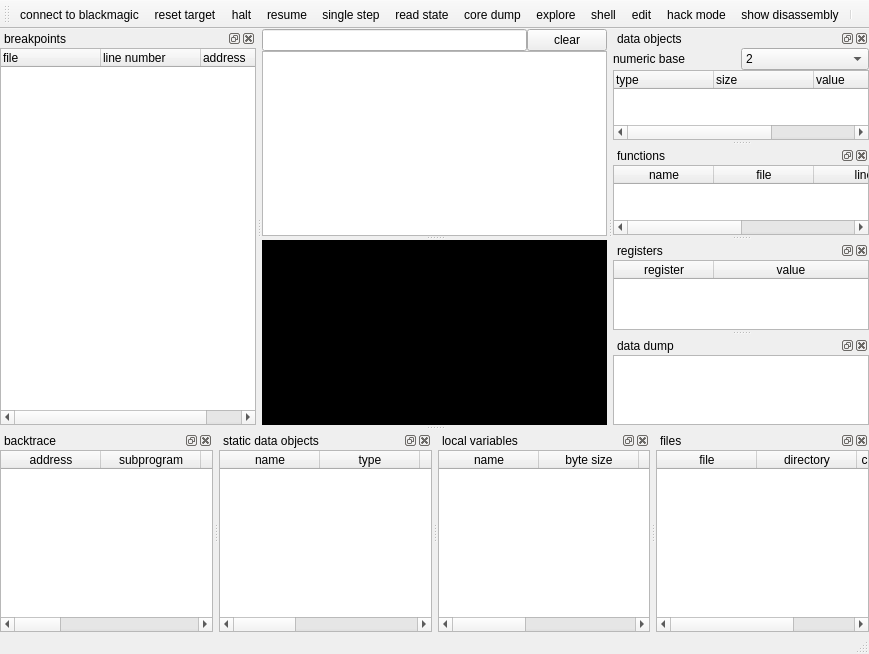
The window that mainwindow.ui (stoyan-shopov/troll) describes before a commit, drawn with Qt 5.
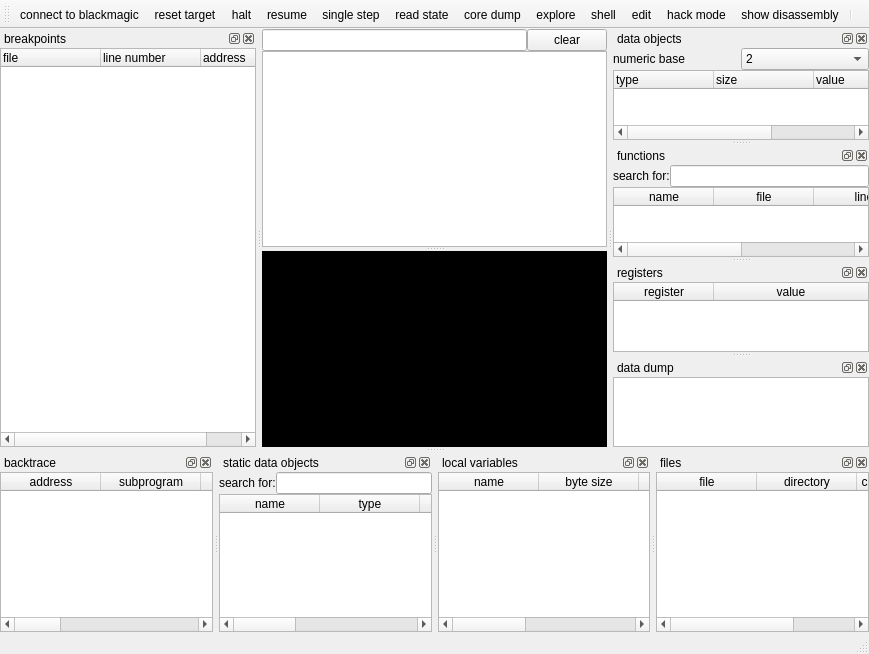
The same window after the commit.

Commit message: user interface enhancements

```diff
--- a/mainwindow.ui
+++ b/mainwindow.ui
@@ -289,6 +289,23 @@
      <property name="bottomMargin">
       <number>0</number>
      </property>
+     <item>
+      <layout class="QHBoxLayout" name="horizontalLayout_3">
+       <property name="spacing">
+        <number>0</number>
+       </property>
+       <item>
+        <widget class="QLabel" name="label_2">
+         <property name="text">
+          <string>search for:</string>
+         </property>
+        </widget>
+       </item>
+       <item>
+        <widget class="QLineEdit" name="lineEditStaticDataObjects"/>
+       </item>
+      </layout>
+     </item>
      <item>
       <widget class="QTableWidget" name="tableWidgetStaticDataObjects">
        <property name="alternatingRowColors">
@@ -362,6 +379,23 @@
      <property name="bottomMargin">
       <number>0</number>
      </property>
+     <item>
+      <layout class="QHBoxLayout" name="horizontalLayout_4">
+       <property name="spacing">
+        <number>0</number>
+       </property>
+       <item>
+        <widget class="QLabel" name="label_3">
+         <property name="text">
+          <string>search for:</string>
+         </property>
+        </widget>
+       </item>
+       <item>
+        <widget class="QLineEdit" name="lineEditSubprograms"/>
+       </item>
+      </layout>
+     </item>
      <item>
       <widget class="QTableWidget" name="tableWidgetFunctions">
        <property name="alternatingRowColors">
```
Left out of the diff: 9 changed lines with no effect on the pictures. The commit also changes 2 other files.
